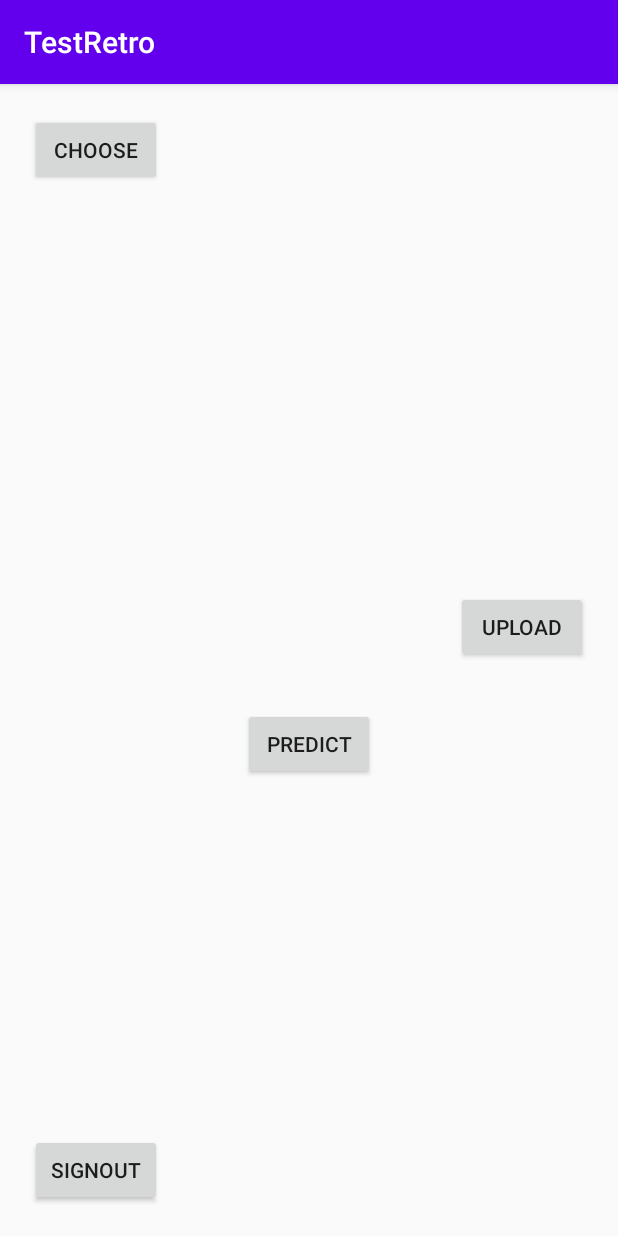
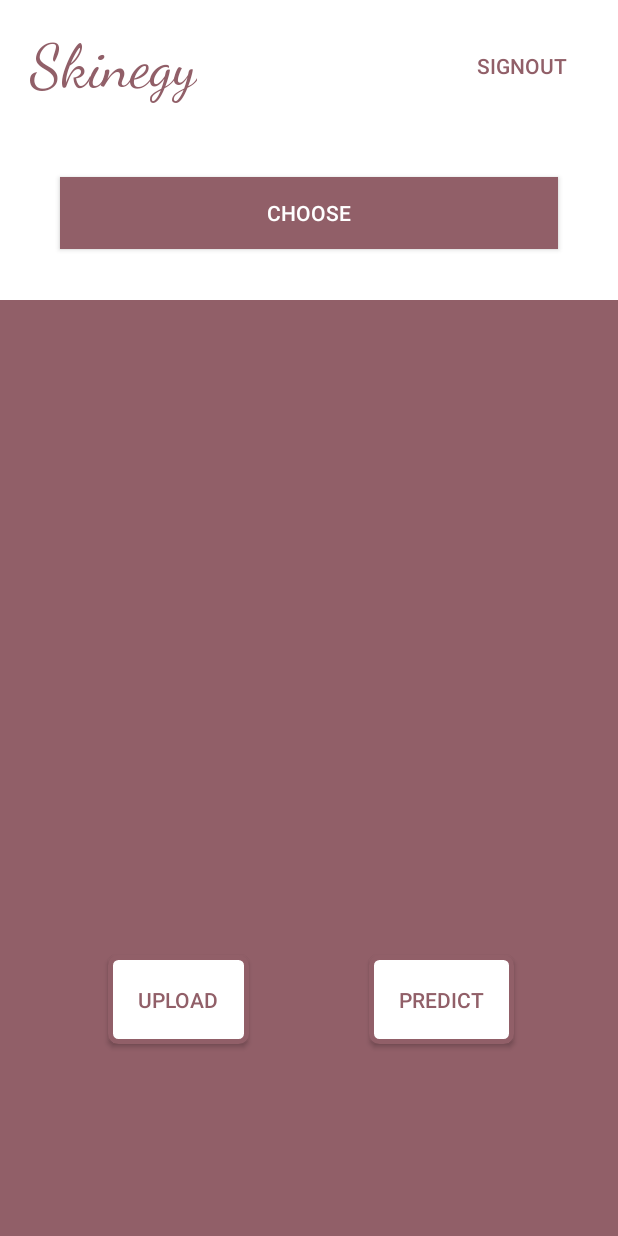
Before and after one commit to MiHarsh/HackNagpur, an Android app: the screen it shows after launch once a user with an empty profile is signed in (MainActivity), on a phone screen of 412 x 824 dp. Run offline under Robolectric (Android 15) with nearby library versions, the phone set to English and light mode, and no system bars; our stand-ins replace Firebase (no records; nobody signed in at launch, a user with empty details on screens opened directly); pictures from the network do not load.

Commit message:
UI changes

```diff
--- a/app/src/main/AndroidManifest.xml
+++ b/app/src/main/AndroidManifest.xml
@@ -9,7 +9,7 @@
         android:label="@string/app_name"
         android:roundIcon="@mipmap/ic_launcher_round"
         android:supportsRtl="true"
-        android:theme="@style/AppTheme">
+        android:theme="@style/custom">
         <activity android:name=".RegisterActivity">
             <intent-filter>
                 <action android:name="android.intent.action.MAIN" />
--- /dev/null
+++ b/app/src/main/res/drawable/border_choose.xml
@@ -0,0 +1,15 @@
+<?xml version="1.0" encoding="utf-8"?>
+<shape
+    xmlns:android="http://schemas.android.com/apk/res/android"
+    >
+    <corners android:radius="5dp"></corners>
+    <solid android:color="#ffffff"></solid>
+
+    <stroke
+        android:width="3dp"
+
+        android:color="#915f68"
+        >
+
+    </stroke>
+</shape>
--- /dev/null
+++ b/app/src/main/res/drawable/border_signout.xml
@@ -0,0 +1,14 @@
+<?xml version="1.0" encoding="utf-8"?>
+<shape
+    xmlns:android="http://schemas.android.com/apk/res/android"
+    >
+    <solid android:color="@null"/>
+    <corners android:radius="10dp"></corners>
+
+    <stroke
+        android:width="3dp"
+        android:color="#ffffff"
+        >
+
+    </stroke>
+</shape>
--- a/app/src/main/res/layout/activity_main.xml
+++ b/app/src/main/res/layout/activity_main.xml
@@ -4,43 +4,96 @@
     xmlns:app="http://schemas.android.com/apk/res-auto"
     xmlns:tools="http://schemas.android.com/tools"
     android:layout_width="match_parent"
-    android:layout_margin="20dp"
+    android:background="#915f68"
     android:layout_height="match_parent"
+
     tools:context=".MainActivity">
+    <RelativeLayout
+        android:id="@+id/card"
+        android:background="#ffffff"
+        android:layout_width="match_parent"
+        android:layout_height="200dp">
+        <RelativeLayout
+            android:layout_width="wrap_content"
+            android:layout_height="wrap_content">
+            <TextView
+                android:layout_width="wrap_content"
+                android:layout_height="wrap_content"
+                android:text="Skinegy"
+                android:textColor="#915f68"
+                android:layout_marginTop="20dp"
+                android:layout_marginLeft="20dp"
+                android:textSize="40dp"
+                android:fontFamily="cursive"/>
+            <Button
+                android:id="@+id/signout"
+                android:layout_marginRight="20dp"
+                android:layout_marginTop="20dp"
+                android:textColor="#915f68"
+                android:background="@drawable/border_signout"
+                android:layout_alignParentRight="true"
+                android:layout_width="wrap_content"
+                android:layout_height="wrap_content"
+                android:text="Signout"/>
+            <Button
+                android:layout_below="@id/signout"
+                android:layout_marginTop="50dp"
+                android:layout_marginBottom="20dp"
+                android:padding="10dp"
+                android:background="#915f68"
+                android:layout_marginLeft="40dp"
+                android:layout_marginRight="40dp"
+                android:textColor="#ffffff"
+                android:id="@+id/btnchoose"
+                android:layout_width="match_parent"
+                android:layout_height="wrap_content"
+                android:text="choose"/>
 
-    <Button
-        android:id="@+id/btnchoose"
-        android:layout_width="wrap_content"
-        android:layout_height="wrap_content"
-        android:text="choose"/>
-    <ImageView
-        android:layout_below="@id/btnchoose"
-        android:id="@+id/imgview"
-        android:layout_marginTop="10dp"
-        android:layout_width="250dp"
-        android:layout_centerHorizontal="true"
-        android:layout_height="250dp"/>
+
+        </RelativeLayout>
+    </RelativeLayout>
+
+
     <Button
         android:layout_below="@id/imgview"
         android:id="@+id/btnupload"
-        android:layout_marginTop="10dp"
+        android:layout_marginRight="40dp"
+        android:layout_marginTop="100dp"
         android:text="upload"
-        android:layout_alignParentRight="true"
+        android:padding="20dp"
+        android:textColor="#915f68"
+        android:background="@drawable/border_choose"
+        android:layout_toLeftOf="@id/center"
         android:layout_width="wrap_content"
         android:layout_height="wrap_content"/>
+    <TextView
+        android:layout_width="wrap_content"
+        android:layout_height="wrap_content"
+        android:layout_centerHorizontal="true"
+        android:layout_below="@id/imgview"
+        android:id="@+id/center"/>
+    <ImageView
+
+        android:id="@+id/imgview"
+
+        android:layout_width="250dp"
+        android:scaleType="fitCenter"
+        android:layout_centerVertical="true"
+        android:layout_centerHorizontal="true"
+        android:layout_height="250dp"/>
+
     <Button
         android:id="@+id/btnpredict"
         android:layout_width="wrap_content"
         android:layout_height="wrap_content"
         android:text="predict"
-        android:layout_marginTop="30dp"
-        android:layout_centerHorizontal="true"
-        android:layout_below="@id/btnupload"/>
-    <Button
-        android:id="@+id/signout"
-        android:layout_alignParentBottom="true"
-        android:layout_width="wrap_content"
-        android:layout_height="wrap_content"
-        android:text="Signout"/>
+        android:padding="20dp"
+        android:layout_marginLeft="40dp"
+        android:textColor="#915f68"
+        android:background="@drawable/border_choose"
+        android:layout_marginTop="100dp"
+        android:layout_toRightOf="@id/center"
+        android:layout_below="@id/imgview"/>
+
 
 </RelativeLayout>
--- a/app/src/main/res/values/styles.xml
+++ b/app/src/main/res/values/styles.xml
@@ -6,5 +6,10 @@
         <item name="colorPrimaryDark">@color/colorPrimaryDark</item>
         <item name="colorAccent">@color/colorAccent</item>
     </style>
+    <style name="custom" parent="Theme.AppCompat.NoActionBar">
+        <item name="colorPrimary">#AC7886</item>
+        <item name="colorPrimaryDark">#915F6D</item>
+        <item name="colorAccent">#ffffff</item>
+    </style>
 
 </resources>
```
Also changed, not shown: app/src/main/res/layout/activity_login.xml (+30 -6 lines), app/src/main/res/layout/activity_register.xml (+34 -7 lines), app/gradle/wrapper/gradle-wrapper.properties (renamed from gradle/wrapper/gradle-wrapper.properties), app/src/main/res/drawable/bac.jpg (added), app/src/main/res/drawable/back.jpg (added), app/src/main/res/drawable/lab.jpg (added), app/src/main/res/drawable/labs.jpg (added), 1 other file.
